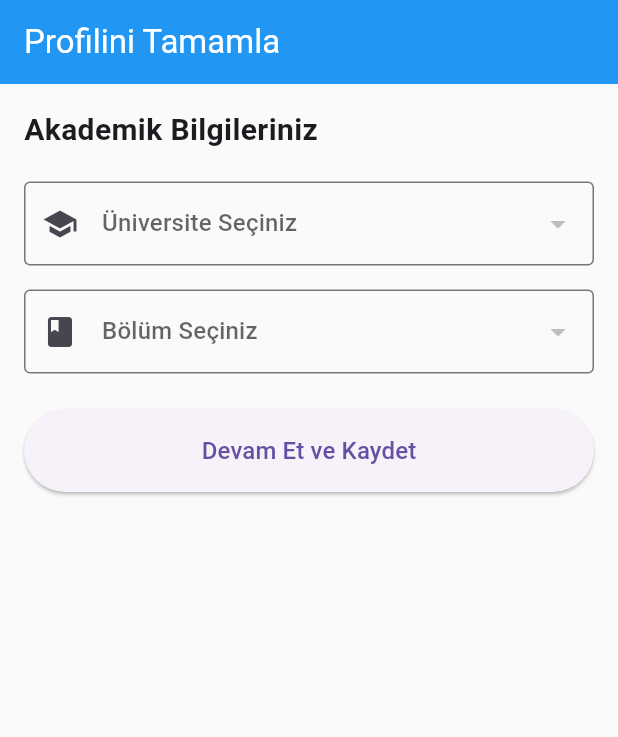
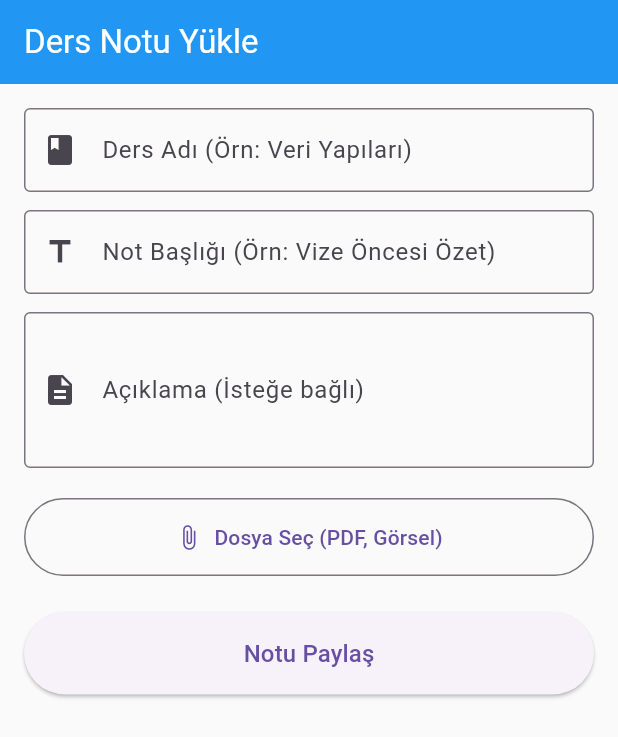
Before and after one commit to mehmettzy/ders_notu_platformu, a Flutter app: the screen it shows after launch, on a phone screen of 412 x 824 dp. Shown: the top 737 px of the screen. Run offline on Flutter 3.47's test engine with Material 3 defaults, Android fonts, the phone set to English and light mode, and no system bars; our stand-ins replace flutter_dotenv, flutter_riverpod, go_router, supabase_flutter; missing offline and left inert: file_selector; accounts and stored records are empty.

Commit message:
Not yükleme ekranı eklendi, Supabase auth ve storage sorunları çözüldü

```diff
--- /dev/null
+++ b/lib/features/notes/add_note_screen.dart
@@ -0,0 +1,188 @@
+import 'dart:io';
+import 'package:file_selector/file_selector.dart';
+import 'package:flutter/material.dart';
+import 'package:supabase_flutter/supabase_flutter.dart';
+
+class AddNoteScreen extends StatefulWidget {
+  const AddNoteScreen({super.key});
+
+  @override
+  State<AddNoteScreen> createState() => _AddNoteScreenState();
+}
+
+class _AddNoteScreenState extends State<AddNoteScreen> {
+  final _supabase = Supabase.instance.client;
+  final _titleController = TextEditingController();
+  final _courseController = TextEditingController();
+  final _descriptionController = TextEditingController();
+
+  XFile? _selectedFile;
+  bool _isUploading = false;
+
+  // Dosya Seçme Fonksiyonu
+  Future<void> _pickFile() async {
+    try {
+      const typeGroup = XTypeGroup(
+        label: 'Belgeler ve Görseller',
+        extensions: <String>['pdf', 'doc', 'docx', 'png', 'jpg', 'jpeg'],
+      );
+
+      final file = await openFile(acceptedTypeGroups: <XTypeGroup>[typeGroup]);
+
+      if (file != null) {
+        setState(() {
+          _selectedFile = file;
+        });
+      }
+    } catch (e) {
+      if (mounted) {
+        ScaffoldMessenger.of(context).showSnackBar(
+          SnackBar(content: Text('Dosya seçilmedi veya hata oluştu: $e')),
+        );
+      }
+    }
+  }
+
+  // Ders Notunu ve Dosyayı Yükleme
+  Future<void> _uploadNote() async {
+    if (_titleController.text.trim().isEmpty ||
+        _courseController.text.trim().isEmpty ||
+        _selectedFile == null) {
+      ScaffoldMessenger.of(context).showSnackBar(
+        const SnackBar(
+            content: Text('Lütfen ders adı, başlık ve bir dosya seçin.')),
+      );
+      return;
+    }
+
+    setState(() => _isUploading = true);
+
+    try {
+      // 1. Oturum kontrolü ve Otomatik Giriş Denemesi
+      if (_supabase.auth.currentUser == null) {
+        try {
+          await _supabase.auth.signInWithPassword(
+            email: 'mehmettzey@gmail.com',
+            password: 'mehmet1805',
+          );
+        } catch (authError) {
+          throw Exception(
+              'Giriş yapılamadı: Lütfen Supabase Auth şifrenizi kontrol edin ($authError)');
+        }
+      }
+
+      final user = _supabase.auth.currentUser;
+      if (user == null) throw Exception('Kullanıcı oturumu açılamadı.');
+
+      // 2. Kullanıcının profil bilgilerini çek
+      final profile = await _supabase
+          .from('profiles')
+          .select('university_id, department_id')
+          .eq('id', user.id)
+          .maybeSingle();
+
+      // 3. Dosyayı Supabase Storage 'notes' bucket'ına yükleme
+      final fileExtension = _selectedFile!.name.split('.').last;
+      final fileName =
+          '${DateTime.now().millisecondsSinceEpoch}_${user.id}.$fileExtension';
+      final filePath = 'uploads/$fileName';
+
+      final fileBytes = File(_selectedFile!.path);
+      await _supabase.storage.from('notes').upload(filePath, fileBytes);
+
+      // Public URL alma
+      final fileUrl = _supabase.storage.from('notes').getPublicUrl(filePath);
+
+      // 4. Veritabanına Note Kaydı Ekleme
+      await _supabase.from('notes').insert({
+        'user_id': user.id,
+        'university_id': profile != null ? profile['university_id'] : null,
+        'department_id': profile != null ? profile['department_id'] : null,
+        'title': _titleController.text.trim(),
+        'course_name': _courseController.text.trim(),
+        'description': _descriptionController.text.trim(),
+        'file_url': fileUrl,
+      });
+
+      if (mounted) {
+        ScaffoldMessenger.of(context).showSnackBar(
+          const SnackBar(content: Text('Ders notu başarıyla yüklendi!')),
+        );
+      }
+    } catch (e) {
+      if (mounted) {
+        ScaffoldMessenger.of(context).showSnackBar(
+          SnackBar(content: Text('Yükleme hatası: $e')),
+        );
+      }
+    } finally {
+      if (mounted) setState(() => _isUploading = false);
+    }
+  }
+
+  @override
+  Widget build(BuildContext context) {
+    return Scaffold(
+      appBar: AppBar(title: const Text('Ders Notu Yükle')),
+      body: SingleChildScrollView(
+        padding: const EdgeInsets.all(16.0),
+        child: Column(
+          crossAxisAlignment: CrossAxisAlignment.stretch,
+          children: [
+            TextField(
+              controller: _courseController,
+              decoration: const InputDecoration(
+                labelText: 'Ders Adı (Örn: Veri Yapıları)',
+                border: OutlineInputBorder(),
+                prefixIcon: Icon(Icons.book),
+              ),
+            ),
+            const SizedBox(height: 12),
+            TextField(
+              controller: _titleController,
+              decoration: const InputDecoration(
+                labelText: 'Not Başlığı (Örn: Vize Öncesi Özet)',
+                border: OutlineInputBorder(),
+                prefixIcon: Icon(Icons.title),
+              ),
+            ),
+            const SizedBox(height: 12),
+            TextField(
+              controller: _descriptionController,
+              maxLines: 3,
+              decoration: const InputDecoration(
+                labelText: 'Açıklama (İsteğe bağlı)',
+                border: OutlineInputBorder(),
+                prefixIcon: Icon(Icons.description),
+              ),
+            ),
+            const SizedBox(height: 20),
+
+            // Dosya Seçme Alanı
+            OutlinedButton.icon(
+              onPressed: _pickFile,
+              icon: const Icon(Icons.attach_file),
+              label: Text(_selectedFile == null
+                  ? 'Dosya Seç (PDF, Görsel)'
+                  : 'Seçilen: ${_selectedFile!.name}'),
+              style: OutlinedButton.styleFrom(
+                padding: const EdgeInsets.all(16),
+              ),
+            ),
+            const SizedBox(height: 24),
+
+            // Yükle Butonu
+            ElevatedButton(
+              onPressed: _isUploading ? null : _uploadNote,
+              style:
+                  ElevatedButton.styleFrom(padding: const EdgeInsets.all(16)),
+              child: _isUploading
+                  ? const CircularProgressIndicator()
+                  : const Text('Notu Paylaş', style: TextStyle(fontSize: 16)),
+            ),
+          ],
+        ),
+      ),
+    );
+  }
+}
--- a/lib/main.dart
+++ b/lib/main.dart
@@ -6,13 +6,16 @@ import 'package:go_router/go_router.dart';
 import 'core/theme/app_theme.dart';
 import 'features/auth/auth_screen.dart';
 import 'package:ders_notu_platformu/features/profile/profile_completion_screen.dart';
+import 'package:ders_notu_platformu/features/notes/add_note_screen.dart';
 
-// Yönlendirme (Router)
-// Yönlendirme (Router)
+/// Yönlendirme (Router)
 final _router = GoRouter(
-  initialLocation:
-      '/profile-completion', // Doğrudan profil tamamlama ekranıyla başlatır
+  initialLocation: '/add-note',
   routes: [
+    GoRoute(
+      path: '/add-note',
+      builder: (context, state) => const AddNoteScreen(),
+    ),
     GoRoute(
       path: '/profile-completion',
       builder: (context, state) => const ProfileCompletionScreen(),
@@ -30,7 +33,6 @@ Future<void> main() async {
   // Ortam değişkenlerini (.env) yükle
   await dotenv.load(fileName: ".env");
 
-  // Supabase'i başlat
   // Supabase'i başlat
   await Supabase.initialize(
     url: 'https://ujkrkdivjdmnjtgxwtyj.supabase.co',
--- a/pubspec.yaml
+++ b/pubspec.yaml
@@ -15,7 +15,7 @@ dependencies:
   flutter_riverpod: ^2.4.3
   go_router: ^12.1.1
   flutter_dotenv: ^5.1.0
-
+  file_selector: ^1.1.0
 dev_dependencies:
   flutter_test:
     sdk: flutter
```
Also changed, not shown: pubspec.lock, 7 other files.
